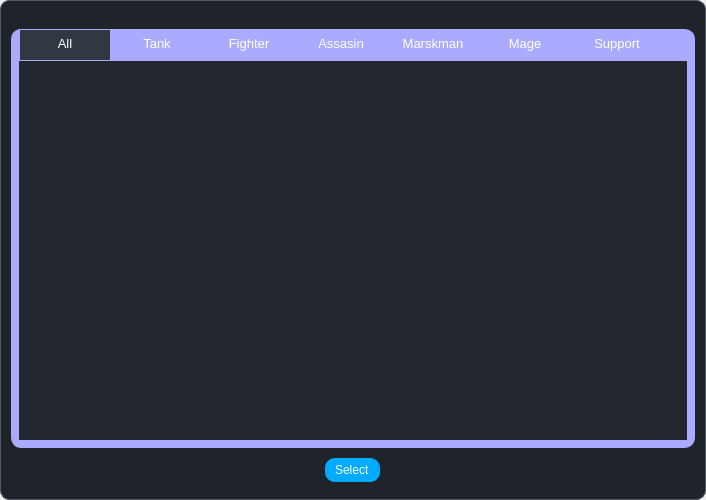
The window that ui/dialogs/hero_selector_tab.ui (elian-olbz/mlbb-drafting-and-simulation-tools) describes before a commit, drawn with Qt 5.
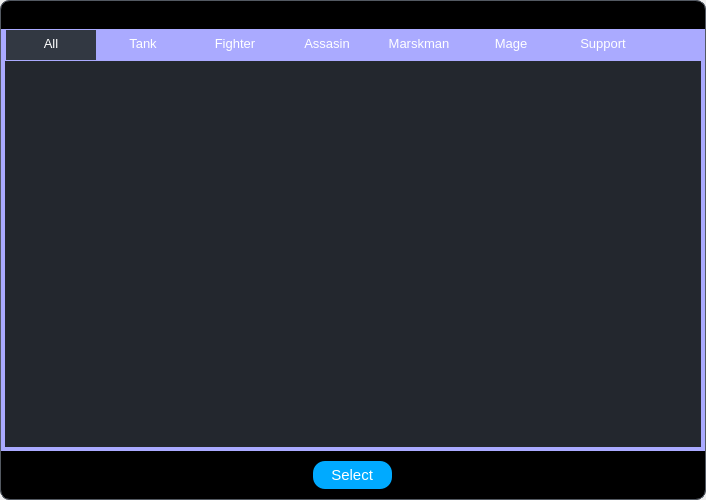
The same window after the commit. Icons and pictures are not drawn.

Patch:
```diff
--- a/ui/dialogs/hero_selector_tab.ui
+++ b/ui/dialogs/hero_selector_tab.ui
@@ -38,9 +38,7 @@
    <item>
     <widget class="QFrame" name="drop_shadow">
      <property name="styleSheet">
-      <string notr="true">background-color: qlineargradient(spread:pad, x1:0, y1:0, x2:1, y2:1, stop:0 rgba(35, 39, 46, 1), stop:0.521368 rgba(31, 35, 42, 1));
-
-
+      <string notr="true">background-color: qlineargradient(spread: pad, x1: 0, y1: 0, x2: 1, y2: 1, stop: 0 rgba(0, 0, 0, 1), stop: 0.521368 rgba(0, 0, 0, 1));
 </string>
      </property>
      <property name="frameShape">
@@ -76,9 +74,6 @@
 margin:0;
 color:#fff
 }
-#main_widget{
-background-color:#1f232a;
-}
 
 QPushButton{
 text-align:left;
@@ -92,13 +87,13 @@
           <number>0</number>
          </property>
          <property name="leftMargin">
-          <number>10</number>
+          <number>0</number>
          </property>
          <property name="topMargin">
           <number>0</number>
          </property>
          <property name="rightMargin">
-          <number>10</number>
+          <number>0</number>
          </property>
          <property name="bottomMargin">
           <number>0</number>
@@ -159,25 +154,25 @@
             <string notr="true">QWidget #tab_container{
 border: 1px solid rgb(170, 170, 255);
 background-color: rgb(170, 170, 255);
-border-top-left-radius: 10px;
-border-bottom-left-radius: 10px;
-border-top-right-radius: 10px;
-border-bottom-right-radius: 10px;
+border-top-left-radius: 0px;
+border-bottom-left-radius: 0px;
+border-top-right-radius: 0px;
+border-bottom-right-radius: 0px;
 }
 </string>
            </property>
            <layout class="QVBoxLayout" name="verticalLayout_5">
             <property name="leftMargin">
-             <number>8</number>
+             <number>4</number>
             </property>
             <property name="topMargin">
              <number>0</number>
             </property>
             <property name="rightMargin">
-             <number>8</number>
+             <number>4</number>
             </property>
             <property name="bottomMargin">
-             <number>8</number>
+             <number>4</number>
             </property>
             <item>
              <widget class="QTabWidget" name="hero_tab">
@@ -316,7 +311,7 @@
              <number>0</number>
             </property>
             <property name="bottomMargin">
-             <number>0</number>
+             <number>10</number>
             </property>
             <item alignment="Qt::AlignHCenter">
              <widget class="QFrame" name="button_frame">
@@ -344,72 +339,17 @@
                </property>
                <item>
                 <widget class="QPushButton" name="select_btn">
+                 <property name="font">
+                  <font>
+                   <pointsize>11</pointsize>
+                  </font>
+                 </property>
                  <property name="styleSheet">
-                  <string notr="true">background-color: rgb(0, 170, 255);</string>
+                  <string notr="true">background-color: rgb(0, 170, 255);
+border-radius: 12px;</string>
                  </property>
                  <property name="text">
-                  <string>Select</string>
-                 </property>
-                </widget>
-               </item>
-              </layout>
-             </widget>
-            </item>
-            <item>
-             <widget class="QFrame" name="grip">
-              <property name="maximumSize">
-               <size>
-                <width>16777215</width>
-                <height>20</height>
-               </size>
-              </property>
-              <property name="styleSheet">
-               <string notr="true">background-color:#1f232a;</string>
-              </property>
-              <property name="frameShape">
-               <enum>QFrame::NoFrame</enum>
-              </property>
-              <property name="frameShadow">
-               <enum>QFrame::Raised</enum>
-              </property>
-              <layout class="QVBoxLayout" name="verticalLayout_3">
-               <property name="spacing">
-                <number>0</number>
-               </property>
-               <property name="leftMargin">
-                <number>0</number>
-               </property>
-               <property name="topMargin">
-                <number>0</number>
-               </property>
-               <property name="rightMargin">
-                <number>2</number>
-               </property>
-               <property name="bottomMargin">
-                <number>2</number>
-               </property>
-               <item alignment="Qt::AlignRight">
-                <widget class="QFrame" name="frame_grip_2">
-                 <property name="minimumSize">
-                  <size>
-                   <width>15</width>
-                   <height>15</height>
-                  </size>
-                 </property>
-                 <property name="maximumSize">
-                  <size>
-                   <width>30</width>
-                   <height>30</height>
-                  </size>
-                 </property>
-                 <property name="styleSheet">
-                  <string notr="true">padding: 5px;</string>
-                 </property>
-                 <property name="frameShape">
-                  <enum>QFrame::StyledPanel</enum>
-                 </property>
-                 <property name="frameShadow">
-                  <enum>QFrame::Raised</enum>
+                  <string>  Select  </string>
                  </property>
                 </widget>
                </item>
```
Left out of the diff: 1 changed line with no effect on the pictures.
